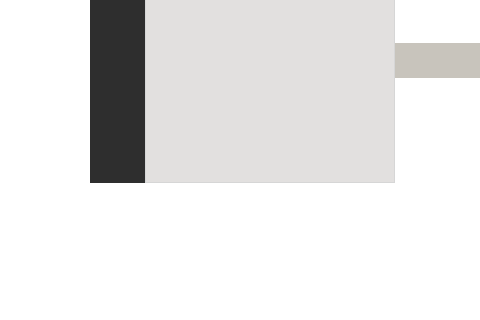
Qt form Client/client.ui (flyjay123/OurChat) before a commit; both pictures show x 0 to 480 and y 549 to 869 of the 1165 by 869 pixel window.
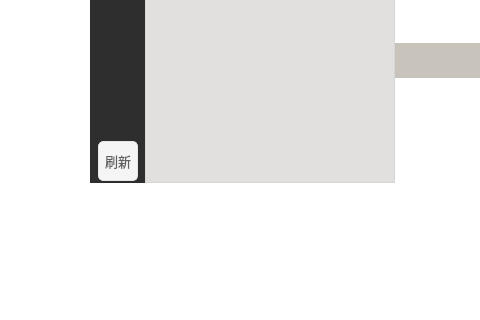
The same form after that commit. Icons and pictures are not drawn.

```diff
--- a/Client/client.ui
+++ b/Client/client.ui
@@ -920,6 +920,59 @@
         <bool>true</bool>
        </property>
       </widget>
+      <widget class="QPushButton" name="pushBtn_refresh">
+       <property name="geometry">
+        <rect>
+         <x>8</x>
+         <y>610</y>
+         <width>40</width>
+         <height>40</height>
+        </rect>
+       </property>
+       <property name="minimumSize">
+        <size>
+         <width>0</width>
+         <height>0</height>
+        </size>
+       </property>
+       <property name="maximumSize">
+        <size>
+         <width>2000</width>
+         <height>2000</height>
+        </size>
+       </property>
+       <property name="font">
+        <font>
+         <family>黑体</family>
+         <pointsize>10</pointsize>
+        </font>
+       </property>
+       <property name="styleSheet">
+        <string notr="true">QPushButton{
+	color: rgb(96,96,96);
+	border-radius: 5px;	
+	border-style: solid;
+	background-color: rgb(245,245,245);
+
+	border-right:1px solid #E5E5E5;
+	border-top:1px solid #E5E5E5;
+	border-left:1px solid #E5E5E5;
+	border-bottom:1px solid #E5E5E5;
+}
+
+QPushButton:hover{
+	color: rgb(255, 255, 255);
+	background-color: rgb(18,150,17);
+}
+
+QPushButton:pressed {
+	background-color: rgb(7,193,96);
+}</string>
+       </property>
+       <property name="text">
+        <string>刷新</string>
+       </property>
+      </widget>
      </widget>
     </item>
    </layout>
```
